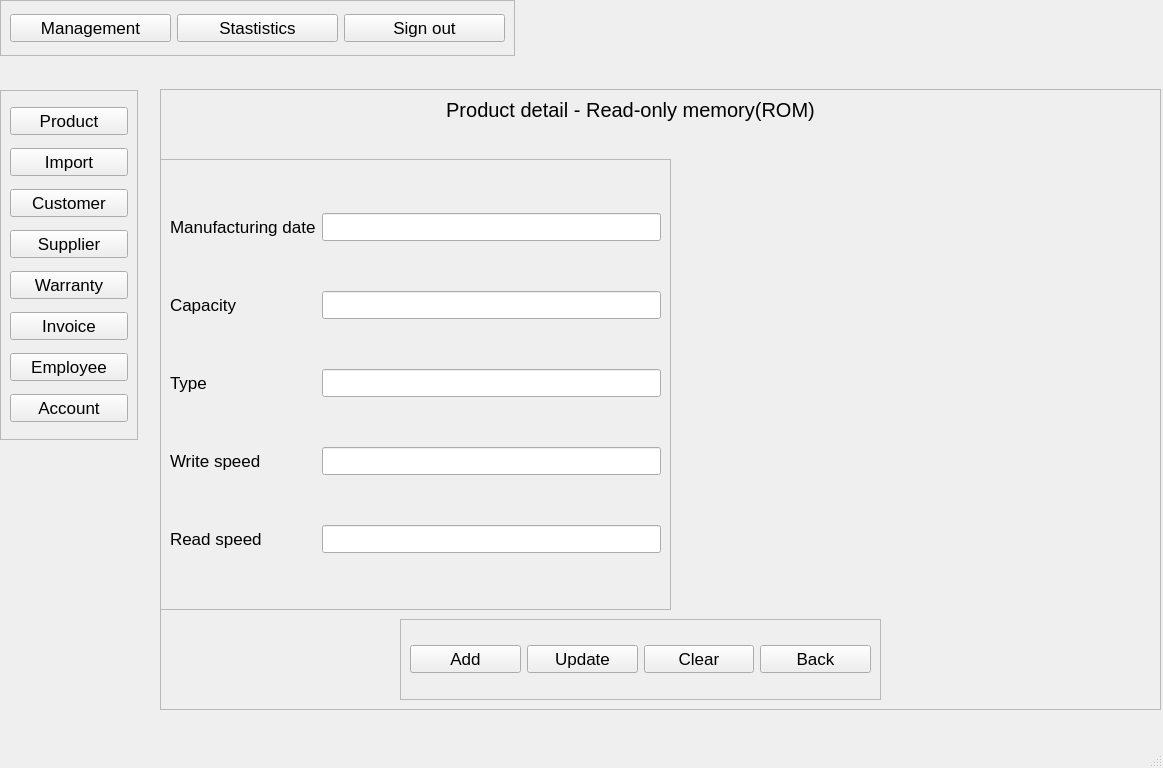
Above: src/View/VIewUI/ROM.ui from Hai1205/ComputerStore-Python- before the change. Below: the same form after it.
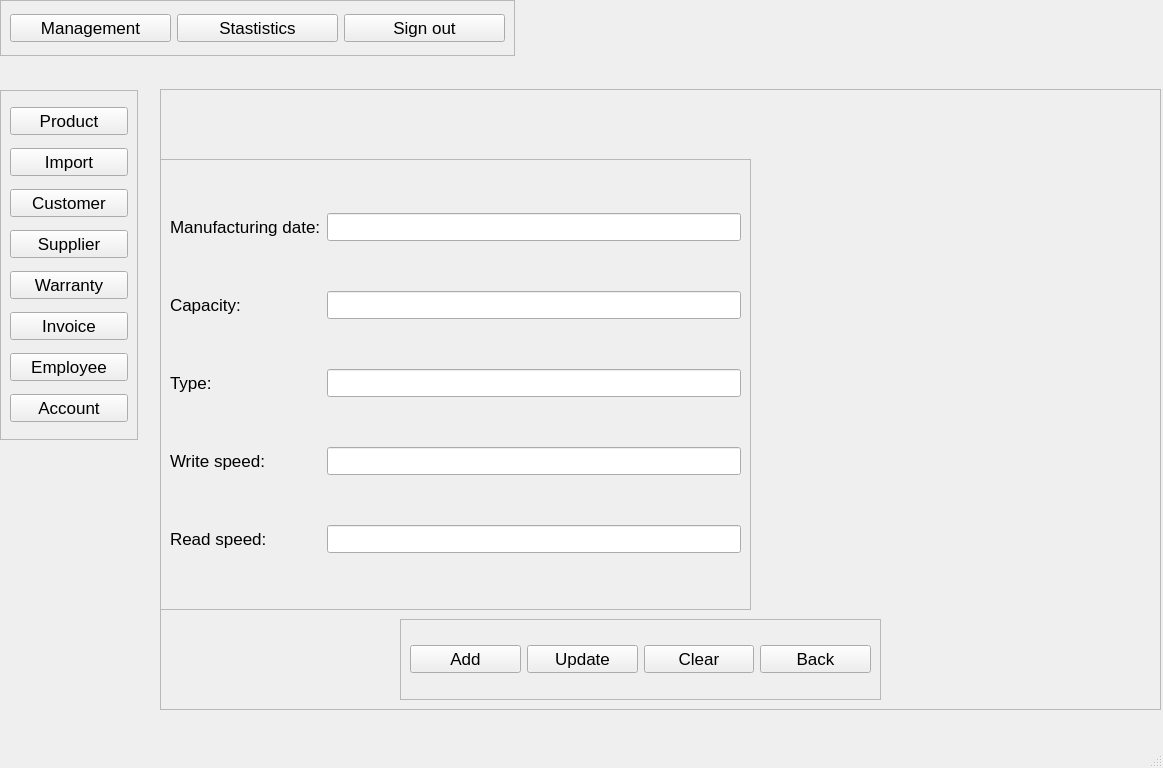
That is the form after the change.

Diff of the .ui file:
```diff
--- a/src/View/VIewUI/ROM.ui
+++ b/src/View/VIewUI/ROM.ui
@@ -49,7 +49,7 @@
       </font>
      </property>
      <property name="text">
-      <string>Product detail - Read-only memory(ROM)</string>
+      <string/>
      </property>
      <property name="alignment">
       <set>Qt::AlignCenter</set>
@@ -60,7 +60,7 @@
       <rect>
        <x>0</x>
        <y>70</y>
-       <width>511</width>
+       <width>591</width>
        <height>451</height>
       </rect>
      </property>
@@ -74,7 +74,7 @@
       <item row="2" column="0">
        <widget class="QLabel" name="label_4">
         <property name="text">
-         <string>Capacity</string>
+         <string>Capacity:</string>
         </property>
        </widget>
       </item>
@@ -84,7 +84,7 @@
       <item row="0" column="0">
        <widget class="QLabel" name="label_2">
         <property name="text">
-         <string>Manufacturing date</string>
+         <string>Manufacturing date:</string>
         </property>
        </widget>
       </item>
@@ -94,14 +94,14 @@
       <item row="5" column="0">
        <widget class="QLabel" name="label_6">
         <property name="text">
-         <string>Read speed</string>
+         <string>Read speed:</string>
         </property>
        </widget>
       </item>
       <item row="4" column="0">
        <widget class="QLabel" name="label_3">
         <property name="text">
-         <string>Write speed</string>
+         <string>Write speed:</string>
         </property>
        </widget>
       </item>
@@ -117,7 +117,7 @@
       <item row="3" column="0">
        <widget class="QLabel" name="label_5">
         <property name="text">
-         <string>Type</string>
+         <string>Type:</string>
         </property>
        </widget>
       </item>
```
Left out of the diff: 2 changed lines with no effect on the pictures.
